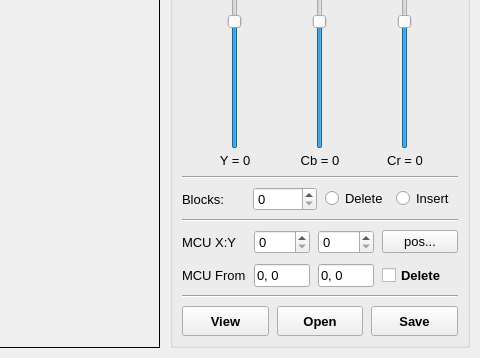
The window that views/Widget/Edit_Image.ui (VQD-BSV-Official/RecoveryJpeg) describes before a commit, drawn with Qt 5; both pictures show x 599 to 1079 and y 166 to 524 of the 1079 by 524 pixel window.
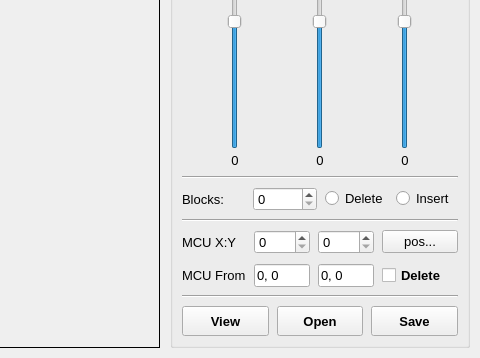
The same window after the commit. Icons and pictures are not drawn.

What changed in the file:
```diff
--- a/views/Widget/Edit_Image.ui
+++ b/views/Widget/Edit_Image.ui
@@ -210,7 +210,7 @@
          <item row="2" column="0">
           <widget class="QLabel" name="l_y">
            <property name="text">
-            <string>Y = 0</string>
+            <string>0</string>
            </property>
            <property name="alignment">
             <set>Qt::AlignCenter</set>
@@ -220,7 +220,7 @@
          <item row="2" column="1">
           <widget class="QLabel" name="l_cb">
            <property name="text">
-            <string>Cb = 0</string>
+            <string>0</string>
            </property>
            <property name="alignment">
             <set>Qt::AlignCenter</set>
@@ -230,7 +230,7 @@
          <item row="2" column="2">
           <widget class="QLabel" name="l_cr">
            <property name="text">
-            <string>Cr = 0</string>
+            <string>0</string>
            </property>
            <property name="alignment">
             <set>Qt::AlignCenter</set>
```
